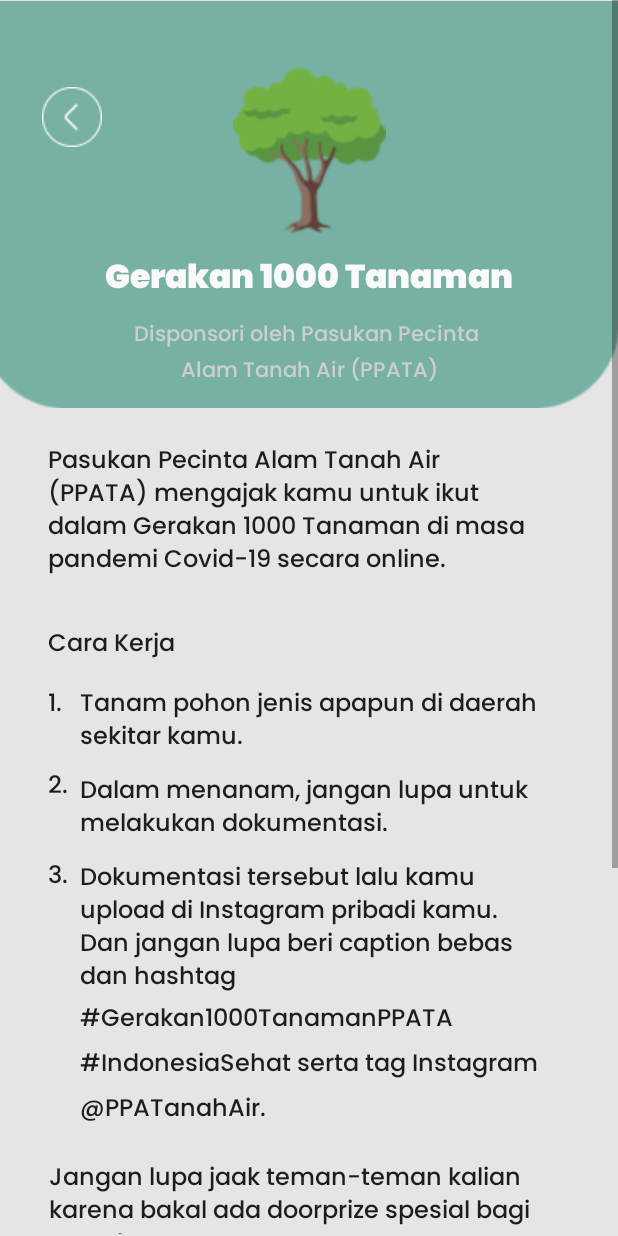
After one commit to NathanDaud123/Apl-Sampah-Internship-RAION, an Android app: the MovementDetail screen opened directly, with no data from a screen before it, on a phone screen of 412 x 824 dp. The commit adds this screen. Run offline under Robolectric (Android 15) with nearby library versions, the phone set to English and light mode, and no system bars.

Commit message:
Bikin Page baru
MovementDetail.kt

```diff
--- a/app/src/main/AndroidManifest.xml
+++ b/app/src/main/AndroidManifest.xml
@@ -9,6 +9,12 @@
         android:roundIcon="@mipmap/ic_launcher_round"
         android:supportsRtl="true"
         android:theme="@style/Theme.MaterialComponents.Light.NoActionBar">
+        <activity
+            android:name=".MovementDetail"
+            android:exported="false" />
+        <activity
+            android:name=".ProfilePage"
+            android:exported="false" />
         <activity
             android:name=".KomunitasPage"
             android:exported="false" />
--- /dev/null
+++ b/app/src/main/java/user/example/sampah/MovementDetail.kt
@@ -0,0 +1,23 @@
+package user.example.sampah
+
+import android.content.Intent
+import androidx.appcompat.app.AppCompatActivity
+import android.os.Bundle
+import android.widget.ImageButton
+
+class MovementDetail : AppCompatActivity() {
+    override fun onCreate(savedInstanceState: Bundle?) {
+        super.onCreate(savedInstanceState)
+        setContentView(R.layout.activity_movement_detail)
+
+
+
+
+        var backHomeButton = findViewById<ImageButton>(R.id.BackHomeButton)
+
+        backHomeButton.setOnClickListener {
+            var inten = Intent(this, HomePage::class.java)
+            startActivity(inten)
+        }
+    }
+}
--- /dev/null
+++ b/app/src/main/java/user/example/sampah/ProfilePage.kt
@@ -0,0 +1,11 @@
+package user.example.sampah
+
+import androidx.appcompat.app.AppCompatActivity
+import android.os.Bundle
+
+class ProfilePage : AppCompatActivity() {
+    override fun onCreate(savedInstanceState: Bundle?) {
+        super.onCreate(savedInstanceState)
+        setContentView(R.layout.activity_profile_page)
+    }
+}
--- /dev/null
+++ b/app/src/main/res/layout/activity_movement_detail.xml
@@ -0,0 +1,320 @@
+<?xml version="1.0" encoding="utf-8"?>
+<ScrollView xmlns:android="http://schemas.android.com/apk/res/android"
+    xmlns:app="http://schemas.android.com/apk/res-auto"
+    xmlns:tools="http://schemas.android.com/tools"
+    android:layout_width="match_parent"
+    android:layout_height="match_parent"
+    android:background="@color/kremHalus"
+    android:backgroundTint="@color/kremHalus"
+    android:foregroundTint="@color/kremHalus"
+    tools:context=".MovementDetail">
+
+    <androidx.constraintlayout.widget.ConstraintLayout
+        android:layout_width="match_parent"
+        android:layout_height="wrap_content"
+        android:background="@color/baseblack"
+        android:backgroundTint="@color/kremHalus"
+        >
+
+
+        <ImageView
+            android:id="@+id/imageView3"
+            android:layout_width="425dp"
+            android:layout_height="286dp"
+            android:layout_marginTop="-7dp"
+            app:layout_constraintEnd_toEndOf="parent"
+            app:layout_constraintHorizontal_bias="1.0"
+            app:layout_constraintStart_toStartOf="parent"
+            app:layout_constraintTop_toTopOf="parent"
+            app:srcCompat="@drawable/rectangle_3606" />
+
+        <ImageView
+            android:id="@+id/imageView5"
+            android:layout_width="107dp"
+            android:layout_height="112dp"
+            android:layout_marginTop="52dp"
+            app:layout_constraintBottom_toBottomOf="@+id/imageView3"
+            app:layout_constraintEnd_toEndOf="parent"
+            app:layout_constraintStart_toStartOf="parent"
+            app:layout_constraintTop_toTopOf="@+id/imageView3"
+            app:layout_constraintVertical_bias="0.0"
+            app:srcCompat="@drawable/tree" />
+
+        <TextView
+            android:id="@+id/textView10"
+            android:layout_width="wrap_content"
+            android:layout_height="wrap_content"
+            android:fontFamily="@font/poppins"
+            android:text="Gerakan 1000 Tanaman"
+            android:textColor="@color/NeutralWhite"
+            android:textSize="22dp"
+            app:layout_constraintBottom_toBottomOf="@+id/imageView3"
+            app:layout_constraintEnd_toEndOf="parent"
+            app:layout_constraintStart_toStartOf="parent"
+            app:layout_constraintTop_toBottomOf="@+id/imageView5"
+            app:layout_constraintVertical_bias="0.123" />
+
+        <TextView
+            android:id="@+id/textView27"
+            android:layout_width="wrap_content"
+            android:layout_height="wrap_content"
+            android:layout_marginTop="6dp"
+            android:fontFamily="@font/poppins_medium"
+            android:text="Disponsori oleh Pasukan Pecinta "
+            android:textColor="#CDCECF"
+            app:layout_constraintEnd_toEndOf="parent"
+            app:layout_constraintStart_toStartOf="parent"
+            app:layout_constraintTop_toBottomOf="@+id/textView10" />
+
+        <TextView
+            android:id="@+id/textView28"
+            android:layout_width="wrap_content"
+            android:layout_height="wrap_content"
+            android:fontFamily="@font/poppins_medium"
+            android:text="Alam Tanah Air (PPATA)"
+            android:textColor="#CDCECF"
+            app:layout_constraintEnd_toEndOf="parent"
+            app:layout_constraintStart_toStartOf="parent"
+            app:layout_constraintTop_toBottomOf="@+id/textView27" />
+
+        <TextView
+            android:id="@+id/textView30"
+            android:layout_width="322dp"
+            android:layout_height="98dp"
+            android:layout_marginStart="32dp"
+            android:layout_marginTop="16dp"
+            android:fontFamily="@font/poppins_medium"
+            android:text="Pasukan Pecinta Alam Tanah Air (PPATA) mengajak kamu untuk ikut dalam Gerakan 1000 Tanaman di masa pandemi Covid-19 secara online."
+            android:textColor="#1D1D1F"
+            android:textSize="16dp"
+            app:layout_constraintEnd_toEndOf="parent"
+            app:layout_constraintHorizontal_bias="0.0"
+            app:layout_constraintStart_toStartOf="parent"
+            app:layout_constraintTop_toBottomOf="@+id/imageView3" />
+
+        <TextView
+            android:id="@+id/textView33"
+            android:layout_width="305dp"
+            android:layout_height="50dp"
+            android:layout_marginStart="44dp"
+            android:layout_marginTop="12dp"
+            android:layout_marginEnd="24dp"
+            android:fontFamily="@font/poppins_medium"
+            android:text="Tanam pohon jenis apapun di daerah sekitar kamu."
+            android:textColor="#1D1D1F"
+            android:textSize="16dp"
+            app:layout_constraintEnd_toEndOf="parent"
+            app:layout_constraintHorizontal_bias="0.236"
+            app:layout_constraintStart_toStartOf="parent"
+            app:layout_constraintTop_toBottomOf="@+id/textView32" />
+
+        <TextView
+            android:id="@+id/textView35"
+            android:layout_width="305dp"
+            android:layout_height="50dp"
+            android:layout_marginStart="44dp"
+            android:layout_marginTop="8dp"
+            android:layout_marginEnd="24dp"
+            android:fontFamily="@font/poppins_medium"
+            android:text="Dalam menanam, jangan lupa untuk melakukan dokumentasi."
+            android:textColor="#1D1D1F"
+            android:textSize="16dp"
+            app:layout_constraintEnd_toEndOf="parent"
+            app:layout_constraintHorizontal_bias="0.236"
+            app:layout_constraintStart_toStartOf="parent"
+            app:layout_constraintTop_toBottomOf="@+id/textView33" />
+
+        <TextView
+            android:id="@+id/textView45"
+            android:layout_width="354dp"
+            android:layout_height="50dp"
+            android:layout_marginTop="16dp"
+            android:fontFamily="@font/poppins_medium"
+            android:text="Jangan lupa jaak teman-teman kalian karena bakal ada doorprize spesial bagi yang beruntung."
+            android:textColor="#1D1D1F"
+            android:textSize="16dp"
+            app:layout_constraintEnd_toEndOf="parent"
+            app:layout_constraintHorizontal_bias="0.561"
+            app:layout_constraintStart_toStartOf="parent"
+            app:layout_constraintTop_toBottomOf="@+id/textView40" />
+
+        <TextView
+            android:id="@+id/textView47"
+            android:layout_width="354dp"
+            android:layout_height="50dp"
+            android:layout_marginTop="16dp"
+            android:fontFamily="@font/poppins_medium"
+            android:text="Let's Join The Movement"
+            android:textColor="#1D1D1F"
+            android:textSize="16dp"
+            android:textStyle="bold"
+            app:layout_constraintEnd_toEndOf="parent"
+            app:layout_constraintHorizontal_bias="0.561"
+            app:layout_constraintStart_toStartOf="parent"
+            app:layout_constraintTop_toBottomOf="@+id/textView45" />
+
+        <TextView
+            android:id="@+id/textView37"
+            android:layout_width="305dp"
+            android:layout_height="30dp"
+            android:layout_marginStart="44dp"
+            android:layout_marginEnd="24dp"
+            android:fontFamily="@font/poppins_medium"
+            android:text="#Gerakan1000TanamanPPATA"
+            android:textColor="#1D1D1F"
+            android:textSize="16dp"
+            app:layout_constraintEnd_toEndOf="parent"
+            app:layout_constraintHorizontal_bias="0.236"
+            app:layout_constraintStart_toStartOf="parent"
+            app:layout_constraintTop_toBottomOf="@+id/textView36" />
+
+        <TextView
+            android:id="@+id/textView39"
+            android:layout_width="305dp"
+            android:layout_height="30dp"
+            android:layout_marginStart="44dp"
+            android:layout_marginEnd="24dp"
+            android:fontFamily="@font/poppins_medium"
+            android:text="#IndonesiaSehat serta tag Instagram"
+            android:textColor="#1D1D1F"
+            android:textSize="16dp"
+            app:layout_constraintEnd_toEndOf="parent"
+            app:layout_constraintHorizontal_bias="0.236"
+            app:layout_constraintStart_toStartOf="parent"
+            app:layout_constraintTop_toBottomOf="@+id/textView37" />
+
+        <TextView
+            android:id="@+id/textView40"
+            android:layout_width="305dp"
+            android:layout_height="30dp"
+            android:layout_marginStart="44dp"
+            android:layout_marginEnd="24dp"
+            android:fontFamily="@font/poppins_medium"
+            android:text="@PPATanahAir."
+            android:textColor="#1D1D1F"
+            android:textSize="16dp"
+            app:layout_constraintEnd_toEndOf="parent"
+            app:layout_constraintHorizontal_bias="0.236"
+            app:layout_constraintStart_toStartOf="parent"
+            app:layout_constraintTop_toBottomOf="@+id/textView39" />
+
+        <TextView
+            android:id="@+id/textView36"
+            android:layout_width="309dp"
+            android:layout_height="94dp"
+            android:layout_marginStart="44dp"
+            android:layout_marginTop="8dp"
+            android:layout_marginEnd="24dp"
+            android:fontFamily="@font/poppins_medium"
+            android:text="Dokumentasi tersebut lalu kamu upload di Instagram pribadi kamu. Dan jangan lupa beri caption bebas dan hashtag"
+            android:textColor="#1D1D1F"
+            android:textSize="16dp"
+            app:layout_constraintEnd_toEndOf="parent"
+            app:layout_constraintHorizontal_bias="0.264"
+            app:layout_constraintStart_toStartOf="parent"
+            app:layout_constraintTop_toBottomOf="@+id/textView35" />
+
+        <TextView
+            android:id="@+id/textView32"
+            android:layout_width="111dp"
+            android:layout_height="28dp"
+            android:layout_marginStart="32dp"
+            android:layout_marginTop="24dp"
+            android:fontFamily="@font/poppins_medium"
+            android:text="Cara Kerja"
+            android:textColor="#1D1D1F"
+            android:textSize="16dp"
+            app:layout_constraintEnd_toEndOf="parent"
+            app:layout_constraintHorizontal_bias="0.0"
+            app:layout_constraintStart_toStartOf="parent"
+            app:layout_constraintTop_toBottomOf="@+id/textView30" />
+
+        <TextView
+            android:id="@+id/textView34"
+            android:layout_width="wrap_content"
+            android:layout_height="wrap_content"
+            android:layout_marginStart="32dp"
+            android:layout_marginTop="12dp"
+            android:fontFamily="@font/poppins_medium"
+            android:text="1."
+            android:textColor="@color/baseblack"
+            android:textSize="16dp"
+            app:layout_constraintEnd_toStartOf="@+id/textView33"
+            app:layout_constraintHorizontal_bias="0.0"
+            app:layout_constraintStart_toStartOf="parent"
+            app:layout_constraintTop_toBottomOf="@+id/textView32" />
+
+        <TextView
+            android:id="@+id/textView41"
+            android:layout_width="wrap_content"
+            android:layout_height="wrap_content"
+            android:layout_marginStart="32dp"
+            android:layout_marginTop="28dp"
+            android:fontFamily="@font/poppins_medium"
+            android:text="2."
+            android:textColor="@color/baseblack"
+            android:textSize="16dp"
+            app:layout_constraintEnd_toStartOf="@+id/textView33"
+            app:layout_constraintHorizontal_bias="0.0"
+            app:layout_constraintStart_toStartOf="parent"
+            app:layout_constraintTop_toBottomOf="@+id/textView34" />
+
+        <TextView
+            android:id="@+id/textView42"
+            android:layout_width="wrap_content"
+            android:layout_height="wrap_content"
+            android:layout_marginStart="32dp"
+            android:layout_marginTop="88dp"
+            android:fontFamily="@font/poppins_medium"
+            android:text="3."
+            android:textColor="@color/baseblack"
+            android:textSize="16dp"
+            app:layout_constraintEnd_toStartOf="@+id/textView33"
+            app:layout_constraintHorizontal_bias="0.0"
+            app:layout_constraintStart_toStartOf="parent"
+            app:layout_constraintTop_toBottomOf="@+id/textView34" />
+
+        <ImageButton
+            android:id="@+id/imageButton4"
+            android:layout_width="wrap_content"
+            android:layout_height="wrap_content"
+            android:layout_marginTop="175dp"
+            android:layout_marginBottom="42dp"
+            android:backgroundTint="@color/kremHalus"
+            app:layout_constraintBottom_toBottomOf="parent"
+            app:layout_constraintEnd_toEndOf="parent"
+            app:layout_constraintStart_toStartOf="parent"
+            app:layout_constraintTop_toBottomOf="@+id/textView47"
+            app:srcCompat="@drawable/rectangle_3603" />
+
+        <TextView
+            android:id="@+id/textView48"
+            android:layout_width="wrap_content"
+            android:layout_height="wrap_content"
+            android:fontFamily="@font/poppins_medium"
+            android:text="Ikuti Gerakan"
+            android:textColor="@color/white"
+            android:textSize="16dp"
+            app:layout_constraintBottom_toBottomOf="@+id/imageButton4"
+            app:layout_constraintEnd_toEndOf="@+id/imageButton4"
+            app:layout_constraintHorizontal_bias="0.495"
+            app:layout_constraintStart_toStartOf="@+id/imageButton4"
+            app:layout_constraintTop_toTopOf="@+id/imageButton4"
+            app:layout_constraintVertical_bias="0.475" />
+
+        <ImageButton
+            android:id="@+id/BackHomeButton"
+            android:layout_width="wrap_content"
+            android:layout_height="wrap_content"
+            android:layout_marginStart="16dp"
+            android:layout_marginTop="48dp"
+            android:backgroundTint="@color/PrimaryGreen"
+            app:layout_constraintStart_toStartOf="parent"
+            app:layout_constraintTop_toTopOf="parent"
+            app:srcCompat="@drawable/button_icon" />
+
+
+    </androidx.constraintlayout.widget.ConstraintLayout>
+
+
+</ScrollView>
--- /dev/null
+++ b/app/src/main/res/layout/activity_profile_page.xml
@@ -0,0 +1,45 @@
+<?xml version="1.0" encoding="utf-8"?>
+<androidx.constraintlayout.widget.ConstraintLayout xmlns:android="http://schemas.android.com/apk/res/android"
+    xmlns:app="http://schemas.android.com/apk/res-auto"
+    xmlns:tools="http://schemas.android.com/tools"
+    android:layout_width="match_parent"
+    android:layout_height="match_parent"
+    tools:context=".ProfilePage">
+
+    <ScrollView
+        android:layout_width="match_parent"
+        android:layout_height="match_parent"
+        android:background="@color/kremHalus"
+        app:layout_constraintBottom_toBottomOf="parent"
+        app:layout_constraintStart_toStartOf="parent"
+        app:layout_constraintTop_toTopOf="parent">
+
+        <androidx.constraintlayout.widget.ConstraintLayout
+            android:layout_width="match_parent"
+            android:layout_height="wrap_content"
+            android:background="@color/kremHalus">
+
+            <TextView
+                android:id="@+id/textView"
+                android:layout_width="wrap_content"
+                android:layout_height="wrap_content"
+                android:layout_marginStart="45dp"
+                android:layout_marginTop="36dp"
+                android:fontFamily="@font/poppins"
+                android:text="Daftar"
+                android:textColor="@color/baseblack"
+                android:textSize="30dp"
+                app:layout_constraintEnd_toEndOf="parent"
+                app:layout_constraintHorizontal_bias="0.0"
+                app:layout_constraintStart_toStartOf="parent"
+                app:layout_constraintTop_toTopOf="parent" />
+
+
+        </androidx.constraintlayout.widget.ConstraintLayout>
+
+
+    </ScrollView>
+
+
+
+</androidx.constraintlayout.widget.ConstraintLayout>
--- a/app/src/main/res/values/colors.xml
+++ b/app/src/main/res/values/colors.xml
@@ -14,6 +14,7 @@
     <color name="DarkGrey">#51545B</color>
     <color name="PrimaryGreen">#77B1A3</color>
     <color name="MediumGrey">#7A7D84</color>
+    <color name="NeutralWhite">#FAFAFC</color>
 
 
 </resources>
```
Also changed, not shown: app/src/main/res/drawable/button_icon.png (added), app/src/main/res/drawable/rectangle_3603.png (added), app/src/main/res/drawable/rectangle_3606.png (added), app/src/main/res/drawable/status_bar.png (added), app/src/main/res/drawable/tree.png (added).
